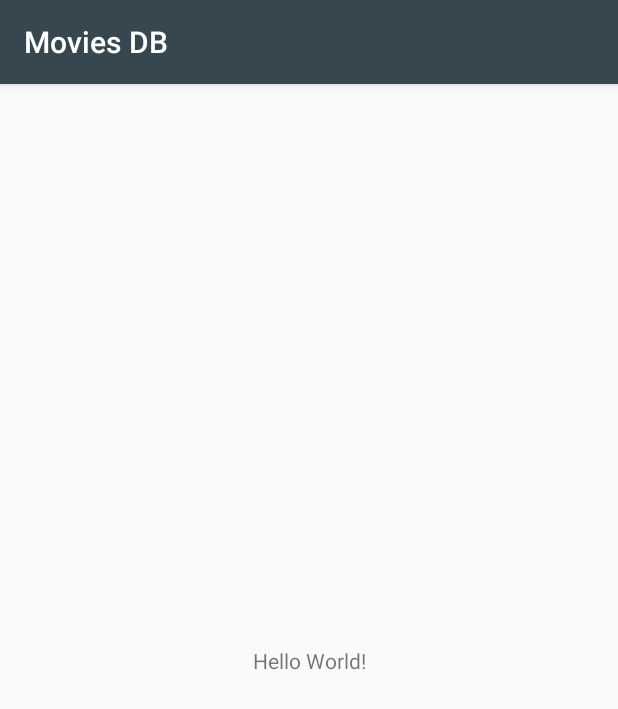
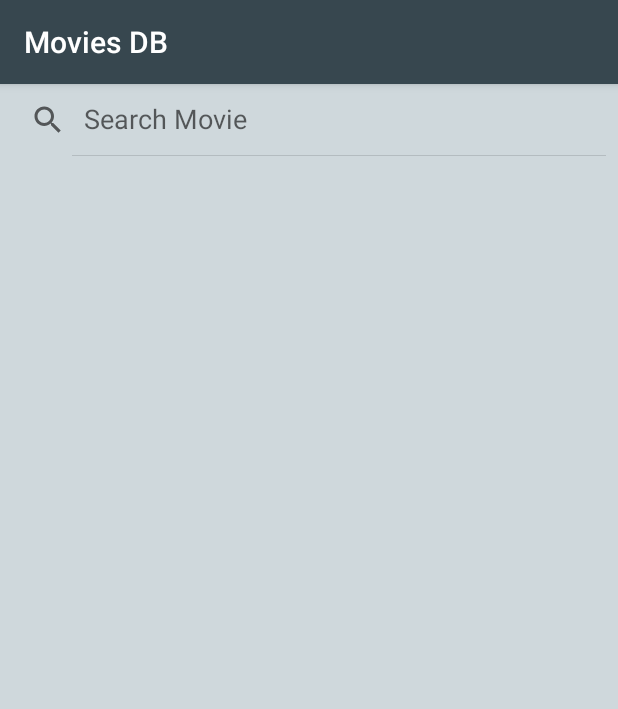
Before and after one commit to farhanmasood/MoviesTaskForPix, an Android app: the screen it shows after launch (MainActivity), on a phone screen of 412 x 824 dp. Shown: the top 709 px of the screen. Run offline under Robolectric (Android 15) with nearby library versions, the phone set to English and light mode, and no system bars; our stand-ins replace Picasso; pictures from the network do not load.

Commit message:
Search and data loading on main screen complete, next search suggestions option

```diff
--- a/MoviesDB/app/src/main/AndroidManifest.xml
+++ b/MoviesDB/app/src/main/AndroidManifest.xml
@@ -13,7 +13,9 @@
         android:roundIcon="@mipmap/ic_launcher_round"
         android:supportsRtl="true"
         android:theme="@style/AppTheme">
-        <activity android:name=".activity.MainActivity">
+        <activity android:name=".activity.MainActivity"
+            android:screenOrientation="sensorPortrait"
+            >
             <intent-filter>
                 <action android:name="android.intent.action.MAIN" />
 
--- a/MoviesDB/app/src/main/java/com/test/moviesdb/activity/MainActivity.java
+++ b/MoviesDB/app/src/main/java/com/test/moviesdb/activity/MainActivity.java
@@ -1,18 +1,49 @@
 package com.test.moviesdb.activity;
 
-import android.os.Bundle;
-import android.support.annotation.Nullable;
+import android.content.Context;
+import android.support.v7.widget.DefaultItemAnimator;
+import android.support.v7.widget.LinearLayoutManager;
+import android.support.v7.widget.RecyclerView;
+import android.util.Log;
+import android.view.View;
+import android.widget.ProgressBar;
+import android.widget.SearchView;
+import android.widget.Toast;
 
 import com.test.moviesdb.R;
+import com.test.moviesdb.adapter.MoviesAdapter;
+import com.test.moviesdb.api.ApiClient;
+import com.test.moviesdb.api.ApiInterface;
+import com.test.moviesdb.api.CallbacksManager;
+import com.test.moviesdb.listener.PaginationScrollListener;
+import com.test.moviesdb.model.MoviesResponseList;
+import com.test.moviesdb.utils.Constant;
+
+import retrofit2.Call;
+import retrofit2.Response;
 
 /**
  * Created by Farhan on 1/22/2018.
  */
 
-public class MainActivity extends BaseActivity{
+public class MainActivity extends BaseActivity implements SearchView.OnQueryTextListener{
 
     private static final String TAG = MainActivity.class.getSimpleName();
+    private static final int PER_PAGE_MOVIES = 30;
+    private static final int PAGE_START = 1;
 
+    private Context mContext;
+    MoviesResponseList moviesResponseList=null;
+    private CallbacksManager mCallbacksManager = new CallbacksManager();
+    private RecyclerView mRecyclerView;
+    private LinearLayoutManager layoutManager;
+    private MoviesAdapter mAdapter;
+    private ProgressBar mProgressBar;
+    private SearchView mSearchView;
+
+    private boolean isLoading = false;
+
+    private String searchString;
 
     @Override
     protected int setActivityLayout() {
@@ -21,21 +52,97 @@ public class MainActivity extends BaseActivity{
 
     @Override
     protected void initViews() {
+        mProgressBar = findViewById(R.id.progress_bar);
+        mRecyclerView = findViewById(R.id.facts_recycler_view);
+        mSearchView = findViewById(R.id.search_view);
+    }
+
+    @Override
+    protected void initValues() {
+        mAdapter = new MoviesAdapter();
+        layoutManager = new LinearLayoutManager(this);
+        mContext=this;
+    }
+
+    @Override
+    protected void initValuesInViews() {
+        mRecyclerView.setLayoutManager(layoutManager);
+        mRecyclerView.setItemAnimator(new DefaultItemAnimator());
+        mRecyclerView.setAdapter(mAdapter);
+        mSearchView.setOnQueryTextListener(this);
+
+        //Scroll listener to check if there is a need to load next page
+        mRecyclerView.addOnScrollListener(new PaginationScrollListener(layoutManager) {
+            @Override
+            protected void loadMoreItems() {
+                Log.e("recyclerview", "loadMoreItems");
+                isLoading = true;
+                mProgressBar.setVisibility(View.VISIBLE);
+                if(moviesResponseList!=null)
+                    getMovies(moviesResponseList.getPageNumber()+1, false);
+            }
+
+            @Override
+            public boolean isLastPage() {
+                if(moviesResponseList!=null)
+                {
+                    return moviesResponseList.isLastPage();
+                }
+                return false;
+            }
+
+            @Override
+            public boolean isLoading() {
+                return isLoading;
+            }
+        });
 
     }
 
     @Override
-    protected void initValues() {
-
+    public boolean onQueryTextSubmit(String query) {
+        mAdapter.clear();
+        if(query.isEmpty() || (query.trim()).isEmpty())
+        {
+            return false;
+        }
+        searchString=query;
+        isLoading = false;
+        mProgressBar.setVisibility(View.VISIBLE);
+        getMovies(PAGE_START, true);
+        return false;
     }
 
     @Override
-    protected void initValuesInViews() {
-
+    public boolean onQueryTextChange(String newText) {
+        return false;
     }
 
-    @Override
-    protected void setListenersOnViews() {
+    private void getMovies(int pageNumber, final boolean firstRunCheck) {
+        if (firstRunCheck)
+            mProgressBar.setVisibility(View.VISIBLE);
+        CallbacksManager.CancelableCallback moviesRequest = mCallbacksManager.new CancelableCallback(null) {
+            @Override
+            protected void response(Response response, View mRecycleView) {
+                moviesResponseList = (MoviesResponseList) response.body();
+
+                //adding recipes to the list
+                mAdapter.addAll(moviesResponseList.getMovieList());
+                mProgressBar.setVisibility(View.GONE);
+                isLoading=false;
+            }
+
+            @Override
+            protected void failure(Response response, Throwable error) {
+                Toast.makeText(MainActivity.this, "error", Toast.LENGTH_LONG).show();
+            }
+        };
+
+
+        //Adding network call
+        ApiInterface apiService = ApiClient.getApiService();
+        Call<MoviesResponseList> log = apiService.getRecipes(Constant.API_KEY,searchString,pageNumber);
+        log.enqueue(moviesRequest);
 
     }
 }
--- a/MoviesDB/app/src/main/res/layout/activity_main.xml
+++ b/MoviesDB/app/src/main/res/layout/activity_main.xml
@@ -1,18 +1,41 @@
 <?xml version="1.0" encoding="utf-8"?>
-<android.support.constraint.ConstraintLayout xmlns:android="http://schemas.android.com/apk/res/android"
-    xmlns:app="http://schemas.android.com/apk/res-auto"
-    xmlns:tools="http://schemas.android.com/tools"
+
+<LinearLayout xmlns:android="http://schemas.android.com/apk/res/android"
     android:layout_width="match_parent"
     android:layout_height="match_parent"
-    tools:context="com.test.moviesdb.MainActivity">
+    android:orientation="vertical"
+    android:background="@color/card_background"
+    >
 
-    <TextView
+    <SearchView
+        android:id="@+id/search_view"
+        android:layout_width="match_parent"
+        android:layout_height="wrap_content"
+        android:queryHint="@string/query_hint"
+        android:iconifiedByDefault="false"
+        />
+
+    <FrameLayout xmlns:android="http://schemas.android.com/apk/res/android"
+        android:layout_width="match_parent"
+        android:layout_height="0dp"
+        android:layout_weight="1">
+
+        <android.support.v7.widget.RecyclerView
+            android:id="@+id/facts_recycler_view"
+            android:layout_width="match_parent"
+            android:layout_height="match_parent"
+            android:clipToPadding="false"
+            android:paddingLeft="8dp"
+            android:paddingRight="8dp"
+            android:paddingBottom="8dp"
+            />
+    </FrameLayout>
+
+    <ProgressBar
+        android:id="@+id/progress_bar"
         android:layout_width="wrap_content"
         android:layout_height="wrap_content"
-        android:text="Hello World!"
-        app:layout_constraintBottom_toBottomOf="parent"
-        app:layout_constraintLeft_toLeftOf="parent"
-        app:layout_constraintRight_toRightOf="parent"
-        app:layout_constraintTop_toTopOf="parent" />
+        android:visibility="gone"
+        android:layout_gravity="center" />
 
-</android.support.constraint.ConstraintLayout>
+</LinearLayout>
--- a/MoviesDB/app/src/main/res/values/colors.xml
+++ b/MoviesDB/app/src/main/res/values/colors.xml
@@ -2,9 +2,10 @@
 <resources>
     <color name="colorPrimary">#37474F</color>
     <color name="colorPrimaryDark">#2c383f</color>
-    <color name="colorAccent">#F8BA00</color>
+    <color name="colorAccent">#FF0C38</color>
 
     <color name="card_background">#cfd8dc</color>
+    <color name="fav_color">#FF0C38</color>
 
 
 </resources>
--- a/MoviesDB/app/src/main/res/values/strings.xml
+++ b/MoviesDB/app/src/main/res/values/strings.xml
@@ -1,3 +1,5 @@
 <resources>
     <string name="app_name">Movies DB</string>
+    <string name="query_hint">Search Movie</string>
+
 </resources>
```
Also changed, not shown: MoviesDB/app/src/main/java/com/test/moviesdb/activity/BaseActivity.java (+0 -3 lines), MoviesDB/app/src/main/java/com/test/moviesdb/adapter/MoviesAdapter.java (added, +114 -0 lines), MoviesDB/app/src/main/java/com/test/moviesdb/api/ApiClient.java (+2 -2 lines), MoviesDB/app/src/main/java/com/test/moviesdb/api/ApiInterface.java (+1 -1 lines), MoviesDB/app/src/main/java/com/test/moviesdb/model/MoviesResponseList.java (+53 -0 lines), MoviesDB/app/src/main/java/com/test/moviesdb/utils/Constant.java (added, +16 -0 lines), MoviesDB/app/src/main/res/layout/movie_item.xml (added, +65 -0 lines), MoviesDB/app/src/main/res/drawable/favorite.png (added).
